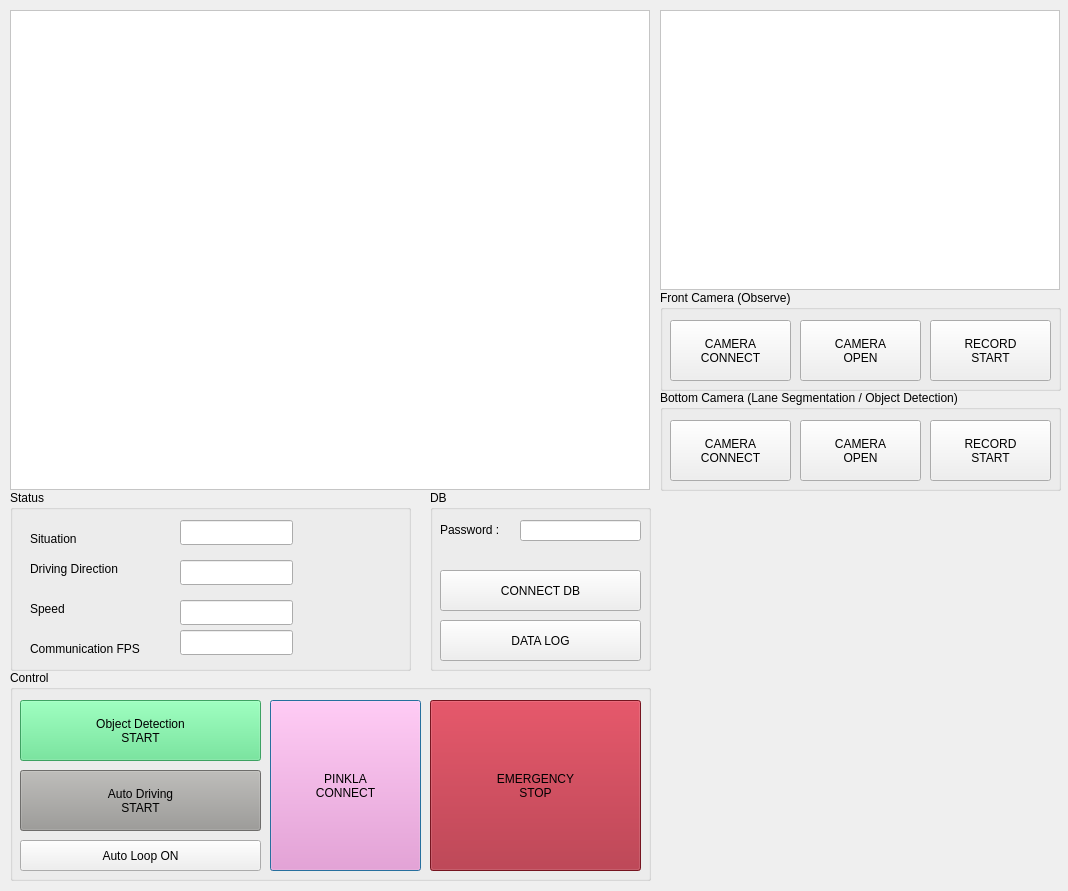
The window that src/pinkla_qt/gui.ui (addinedu-ros-4th/deeplearning-repo-2) describes before a commit, drawn with Qt 5.
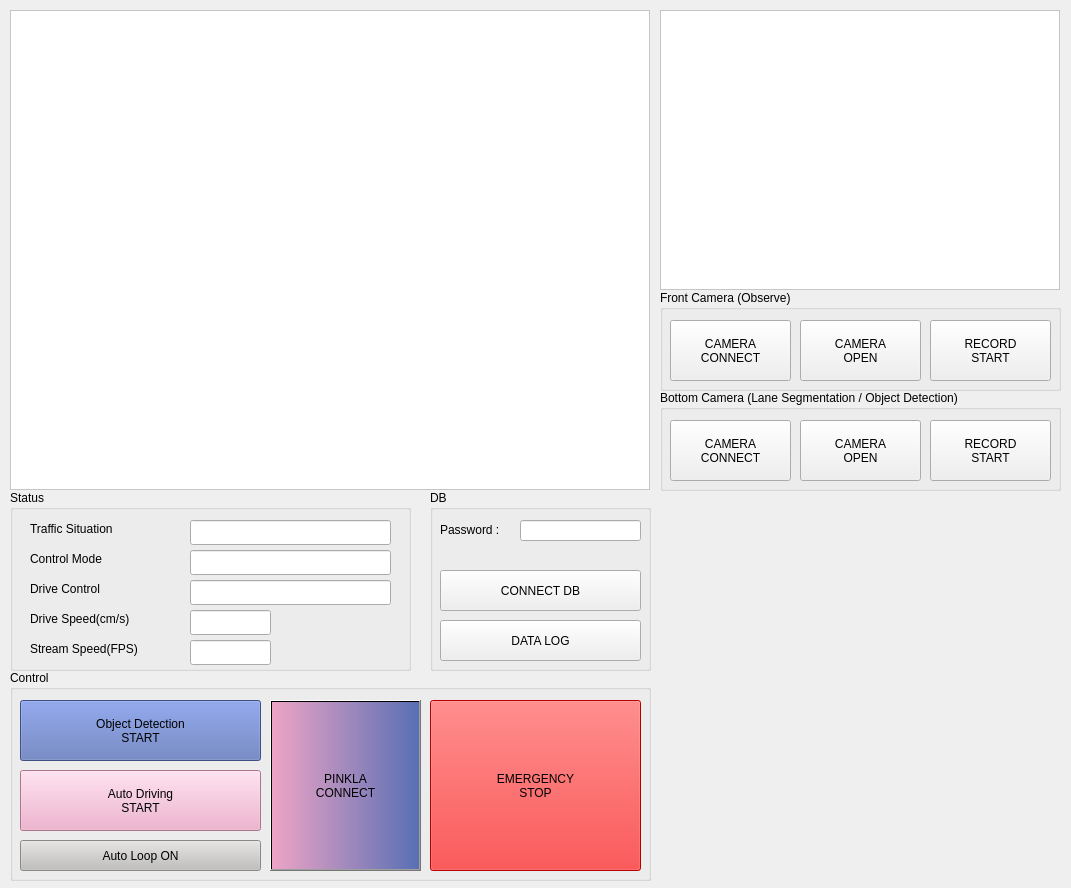
The same window after the commit.

Commit message: status function add, ems btn priority apply

```diff
--- a/src/pinkla_qt/gui.ui
+++ b/src/pinkla_qt/gui.ui
@@ -9,8 +9,8 @@
    <rect>
     <x>0</x>
     <y>0</y>
-    <width>1068</width>
-    <height>891</height>
+    <width>1071</width>
+    <height>888</height>
    </rect>
   </property>
   <property name="windowTitle">
@@ -57,8 +57,10 @@
      </rect>
     </property>
     <property name="styleSheet">
-     <string notr="true">
-background-color: rgb(250, 139, 206);</string>
+     <string notr="true">background-color: qlineargradient(spread:pad, x1:0, y1:0, x2:1, y2:0, stop:0 rgba(238, 164, 198, 255), stop:1 rgba(88, 111, 180, 255));
+
+
+</string>
     </property>
     <property name="text">
      <string>PINKLA
@@ -75,7 +77,7 @@
      </rect>
     </property>
     <property name="styleSheet">
-     <string notr="true">background-color: rgb(165, 29, 45);</string>
+     <string notr="true">background-color: rgb(255, 0, 0);</string>
     </property>
     <property name="text">
      <string>EMERGENCY
@@ -92,7 +94,10 @@
      </rect>
     </property>
     <property name="styleSheet">
-     <string notr="true">background-color: rgb(87, 227, 137);</string>
+     <string notr="true">background-color: rgb(88, 111, 180);
+
+
+</string>
     </property>
     <property name="text">
      <string>Object Detection
@@ -109,7 +114,8 @@
      </rect>
     </property>
     <property name="styleSheet">
-     <string notr="true">background-color: rgb(154, 153, 150);</string>
+     <string notr="true">background-color: rgb(238, 164, 198);
+</string>
     </property>
     <property name="text">
      <string>Auto Driving
@@ -125,6 +131,9 @@
       <height>31</height>
      </rect>
     </property>
+    <property name="styleSheet">
+     <string notr="true">background-color: rgb(192, 191, 188);</string>
+    </property>
     <property name="text">
      <string>Auto Loop ON</string>
     </property>
@@ -304,7 +313,7 @@
    <widget class="QLabel" name="checkPW">
     <property name="geometry">
      <rect>
-      <x>10</x>
+      <x>70</x>
       <y>60</y>
       <width>141</width>
       <height>17</height>
@@ -327,43 +336,107 @@
    <property name="title">
     <string>Status</string>
    </property>
-   <widget class="QLabel" name="label_3">
+   <widget class="QLineEdit" name="lineEdit_situation">
     <property name="geometry">
      <rect>
-      <x>20</x>
-      <y>110</y>
-      <width>101</width>
-      <height>17</height>
+      <x>180</x>
+      <y>30</y>
+      <width>201</width>
+      <height>25</height>
      </rect>
     </property>
-    <property name="text">
-     <string>Speed</string>
+    <property name="alignment">
+     <set>Qt::AlignCenter</set>
     </property>
-   </widget>
-   <widget class="QLabel" name="label_4">
-    <property name="geometry">
-     <rect>
-      <x>20</x>
-      <y>70</y>
-      <width>121</width>
-      <height>17</height>
-     </rect>
-    </property>
-    <property name="text">
-     <string>Driving Direction</string>
+    <property name="readOnly">
+     <bool>true</bool>
     </property>
    </widget>
    <widget class="QLabel" name="label_5">
     <property name="geometry">
      <rect>
       <x>20</x>
-      <y>40</y>
-      <width>101</width>
+      <y>30</y>
+      <width>131</width>
       <height>17</height>
      </rect>
     </property>
     <property name="text">
-     <string>Situation</string>
+     <string>Traffic Situation</string>
+    </property>
+   </widget>
+   <widget class="QLineEdit" name="lineEdit_dir">
+    <property name="geometry">
+     <rect>
+      <x>180</x>
+      <y>90</y>
+      <width>201</width>
+      <height>25</height>
+     </rect>
+    </property>
+    <property name="alignment">
+     <set>Qt::AlignCenter</set>
+    </property>
+    <property name="readOnly">
+     <bool>true</bool>
+    </property>
+   </widget>
+   <widget class="QLabel" name="label_4">
+    <property name="geometry">
+     <rect>
+      <x>20</x>
+      <y>90</y>
+      <width>121</width>
+      <height>17</height>
+     </rect>
+    </property>
+    <property name="text">
+     <string>Drive Control</string>
+    </property>
+   </widget>
+   <widget class="QLineEdit" name="lineEdit_speed">
+    <property name="geometry">
+     <rect>
+      <x>180</x>
+      <y>120</y>
+      <width>81</width>
+      <height>25</height>
+     </rect>
+    </property>
+    <property name="alignment">
+     <set>Qt::AlignCenter</set>
+    </property>
+    <property name="readOnly">
+     <bool>true</bool>
+    </property>
+   </widget>
+   <widget class="QLabel" name="label_3">
+    <property name="geometry">
+     <rect>
+      <x>20</x>
+      <y>120</y>
+      <width>141</width>
+      <height>17</height>
+     </rect>
+    </property>
+    <property name="text">
+     <string>Drive Speed(cm/s)</string>
+    </property>
+   </widget>
+   <widget class="QLineEdit" name="lineEdit_fps">
+    <property name="geometry">
+     <rect>
+      <x>180</x>
+      <y>150</y>
+      <width>81</width>
+      <height>25</height>
+     </rect>
+    </property>
+    <property name="alignment">
+     <set>Qt::AlignCenter</set>
+    </property>
+    <property name="readOnly">
+     <bool>true</bool>
     </property>
    </widget>
    <widget class="QLabel" name="label_6">
@@ -376,48 +449,37 @@
      </rect>
     </property>
     <property name="text">
-     <string>Communication FPS</string>
+     <string>Stream Speed(FPS)</string>
     </property>
    </widget>
    <widget class="QLineEdit" name="lineEdit">
     <property name="geometry">
      <rect>
-      <x>170</x>
-      <y>30</y>
-      <width>113</width>
+      <x>180</x>
+      <y>60</y>
+      <width>201</width>
       <height>25</height>
      </rect>
     </property>
-   </widget>
-   <widget class="QLineEdit" name="lineEdit_2">
-    <property name="geometry">
-     <rect>
-      <x>170</x>
-      <y>70</y>
-      <width>113</width>
-      <height>25</height>
-     </rect>
+    <property name="alignment">
+     <set>Qt::AlignCenter</set>
     </property>
-   </widget>
-   <widget class="QLineEdit" name="lineEdit_3">
-    <property name="geometry">
-     <rect>
-      <x>170</x>
-      <y>140</y>
-      <width>113</width>
-      <height>25</height>
-     </rect>
+    <property name="readOnly">
+     <bool>true</bool>
     </property>
    </widget>
-   <widget class="QLineEdit" name="lineEdit_4">
+   <widget class="QLabel" name="label_7">
     <property name="geometry">
      <rect>
-      <x>170</x>
-      <y>110</y>
-      <width>113</width>
-      <height>25</height>
+      <x>20</x>
+      <y>60</y>
+      <width>131</width>
+      <height>17</height>
      </rect>
     </property>
+    <property name="text">
+     <string>Control Mode</string>
+    </property>
    </widget>
   </widget>
   <widget class="QLabel" name="label_pixmap_2">
```
Left out of the diff: 2 changed lines with no effect on the pictures. The commit also changes 1 other file.
